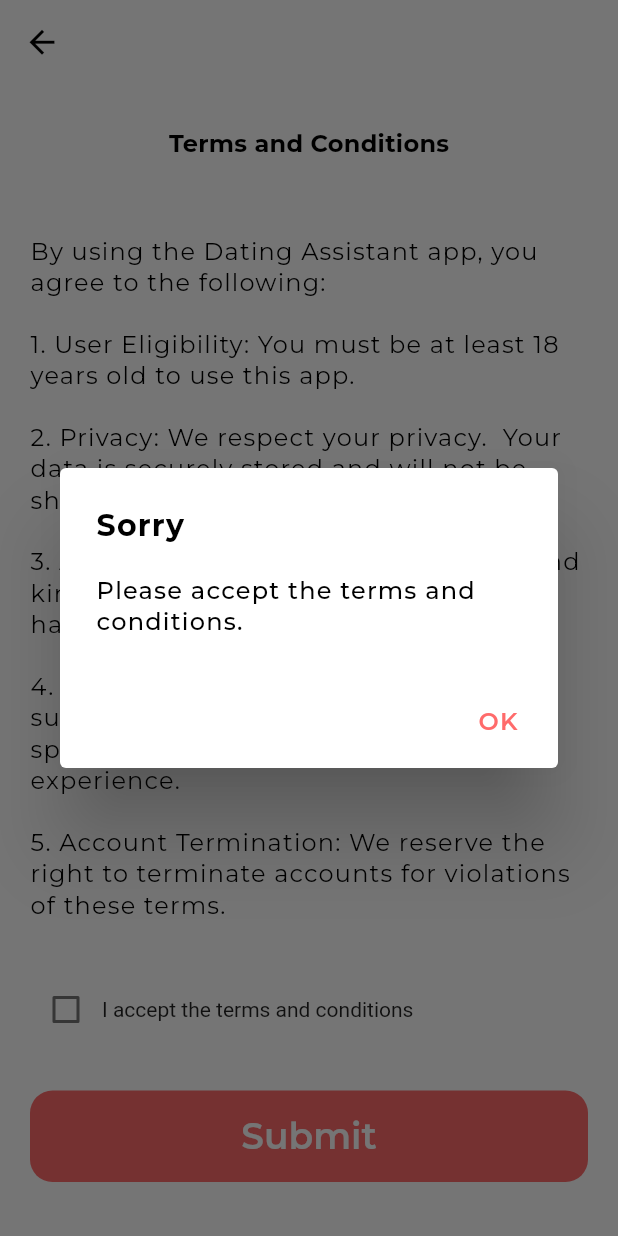
After one commit to hngx-org/dating-assistant-app, a Flutter app: the TermsAndConditons screen opened directly, after a tap on "Submit", on a phone screen of 412 x 824 dp. The commit adds this screen. Run offline on Flutter 3.47's test engine with Material 2 defaults, Android fonts, the phone set to English and light mode, and no system bars; our stand-ins replace flutter_riverpod, flutter_screenutil, google_fonts, riverpod_annotation; generated files the repository leaves out were written again.

Commit message:
completed terms and conditions ui

```diff
--- a/lib/features/application/views/dashbord.dart
+++ b/lib/features/application/views/dashbord.dart
@@ -10,7 +10,12 @@ class Dashboard extends ConsumerWidget {
   @override
   Widget build(BuildContext context, WidgetRef ref) {
     final indexProvider = ref.watch(dashboardNavIndexProvider);
-    return Container(
+    return WillPopScope(
+      // This ensures the user isn't able to navigate back to the screen layer before the dashbord
+      onWillPop: () async {
+        return false;
+      },
+      child: Container(
         color: Colors.white,
         child: Scaffold(
           backgroundColor: Colors.white,
@@ -36,7 +41,8 @@ class Dashboard extends ConsumerWidget {
               showUnselectedLabels: false,
               showSelectedLabels: false,
               selectedItemColor: ProjectColors.black,
-            unselectedItemColor: ProjectColors.grey,
+              unselectedItemColor: Colors.grey,
+            ),
           ),
         ),
       ),
--- a/lib/features/application/views/walk_through_screen.dart
+++ b/lib/features/application/views/walk_through_screen.dart
@@ -1,3 +1,4 @@
+import 'package:dating_assitant_app/features/sign_in/view/sign_in.dart';
 import 'package:flutter/material.dart';
 import 'package:flutter_screenutil/flutter_screenutil.dart';
 import 'package:dating_assitant_app/commons/widgets/button_widget.dart';
@@ -6,7 +7,6 @@ import 'package:dating_assitant_app/features/application/widgets/walk_through_co
 import 'package:dating_assitant_app/constants/images.dart';
 import 'package:dating_assitant_app/constants/strings.dart';
 
-import '../../sign_up/view/sign_up.dart';
 
 class WalkThroughScreen extends StatefulWidget {
   const WalkThroughScreen({super.key});
@@ -91,7 +91,7 @@ class _WalkThroughScreenState extends State<WalkThroughScreen> {
               buttonTitle: AppStrings.getStarted,
               onTap: () {
                 Navigator.pushReplacement(context,
-                    MaterialPageRoute(builder: (context) => const SignUp()));
+                    MaterialPageRoute(builder: (context) => const SignIn()));
               }),
         ),
       ],
--- a/lib/features/chat/view/chat.dart
+++ b/lib/features/chat/view/chat.dart
@@ -61,7 +61,9 @@ class _ChatScreenMainState extends State<ChatScreenMain> {
           ),
         ),
         backgroundColor: ProjectColors.white,
+        elevation: 0,
       ),
+      backgroundColor: ProjectColors.white,
       body: SafeArea(
         child: Column(
           children: [
--- a/lib/features/home/view/dating_home.dart
+++ b/lib/features/home/view/dating_home.dart
@@ -18,6 +18,7 @@ class _HomePageState extends State<HomePage> {
       appBar: AppBar(
         elevation: 0,
           backgroundColor: ProjectColors.white,
+          titleSpacing: -50,
           title: ListTile(
             leading: Image.asset(
               'assets/images/logo.png',
--- a/lib/features/profile/view/profile.dart
+++ b/lib/features/profile/view/profile.dart
@@ -1,6 +1,7 @@
 import 'package:dating_assitant_app/commons/utils/colors.dart';
 import 'package:dating_assitant_app/commons/widgets/custom_container.dart';
 import 'package:dating_assitant_app/commons/widgets/text_widgets.dart';
+import 'package:dating_assitant_app/features/terms&conditions/view/terms_and_conditions.dart';
 import 'package:dating_assitant_app/features/upgrade/view/upgrade.dart';
 import 'package:flutter/cupertino.dart';
 import 'package:flutter/material.dart';
@@ -50,6 +51,9 @@ class _ProfileState extends State<Profile> {
               ),
               const SizedBox(height: 25),
               customContainer(
+                onTap: () {
+                  Navigator.of(context).push(MaterialPageRoute(builder: (context) => const TermsAndConditons(),));
+                },
                 icon: CupertinoIcons.doc_text,
                 containerTitle: 'Terms and conditions',
               ),
--- /dev/null
+++ b/lib/features/terms&conditions/provider/checkbox_provider.dart
@@ -0,0 +1,13 @@
+import 'package:flutter_riverpod/flutter_riverpod.dart';
+
+final checkboxProvider = StateNotifierProvider<CheckboxNotifier, bool>((ref) {
+  return CheckboxNotifier();
+});
+
+class CheckboxNotifier extends StateNotifier<bool> {
+  CheckboxNotifier() : super(false);
+
+  void toggle() {
+    state = !state;
+  }
+}
--- /dev/null
+++ b/lib/features/terms&conditions/view/terms_and_conditions.dart
@@ -0,0 +1,83 @@
+import 'package:flutter/material.dart';
+
+import 'package:dating_assitant_app/commons/utils/colors.dart';
+import 'package:dating_assitant_app/commons/widgets/text_widgets.dart';
+import 'package:dating_assitant_app/features/terms&conditions/widgets/checkbox.dart';
+import 'package:dating_assitant_app/features/terms&conditions/widgets/conditions_text_widget.dart';
+
+class TermsAndConditons extends StatelessWidget {
+  const TermsAndConditons({super.key});
+
+  @override
+  Widget build(BuildContext context) {
+    return Scaffold(
+      appBar: AppBar(
+        leading: IconButton(
+          onPressed: () {
+            Navigator.of(context).pop();
+          },
+          icon: const Icon(
+            Icons.arrow_back,
+            size: 25,
+            color: ProjectColors.black,
+          ),
+        ),
+        backgroundColor: ProjectColors.white,
+        elevation: 0,
+      ),
+      backgroundColor: ProjectColors.white,
+      body: SafeArea(
+        child: Container(
+          padding: const EdgeInsets.only(top: 30, left: 20, right: 20),
+          child: const Column(
+            crossAxisAlignment: CrossAxisAlignment.start,
+            children: [
+              Center(
+                child: TextSize18(
+                  text: 'Terms and Conditions',
+                  color: ProjectColors.black,
+                  fontSize: 16,
+                  fontWeight: FontWeight.w700,
+                ),
+              ),
+              SizedBox(height: 50),
+              // Terms & Conditions
+              ConditionText(
+                text:
+                    'By using the Dating Assistant app, you agree to the following: ',
+              ),
+              SizedBox(height: 20),
+              ConditionText(
+                text:
+                    '1. User Eligibility: You must be at least 18 years old to use this app.',
+              ),
+              SizedBox(height: 20),
+              ConditionText(
+                text:
+                    '2. Privacy: We respect your privacy.  Your data is securely stored and will not be shared without your consent.',
+              ),
+              SizedBox(height: 20),
+              ConditionText(
+                text:
+                    '3. Appropriate Behavior Be respectful and kind in your interactions. Offensive or harmful behavior will not be tolerated.',
+              ),
+              SizedBox(height: 20),
+              ConditionText(
+                text:
+                    '4. Use at Your Own Risk: We provide suggestions but do not guarantee any specific outcomes in your dating experience.',
+              ),
+              SizedBox(height: 20),
+              ConditionText(
+                text:
+                    '5. Account Termination: We reserve the right to terminate accounts for violations of these terms.',
+              ),
+
+              // Check box
+              TermsCheckbox()
+            ],
+          ),
+        ),
+      ),
+    );
+  }
+}
--- /dev/null
+++ b/lib/features/terms&conditions/widgets/checkbox.dart
@@ -0,0 +1,107 @@
+import 'package:dating_assitant_app/commons/utils/colors.dart';
+import 'package:dating_assitant_app/features/application/views/dashbord.dart';
+import 'package:dating_assitant_app/features/terms&conditions/widgets/conditions_text_widget.dart';
+import 'package:flutter/material.dart';
+
+import 'package:dating_assitant_app/commons/widgets/button_widget.dart';
+import 'package:dating_assitant_app/features/profile/view/profile.dart';
+import 'package:flutter_riverpod/flutter_riverpod.dart';
+import '../provider/checkbox_provider.dart';
+
+class TermsCheckbox extends ConsumerWidget {
+  const TermsCheckbox({super.key});
+
+  @override
+  Widget build(BuildContext context, WidgetRef ref) {
+    final isChecked = ref.watch(checkboxProvider);
+    return Expanded(
+      child: Column(
+        mainAxisAlignment: MainAxisAlignment.center,
+        children: [
+          Row(
+            children: [
+              Checkbox(
+                value: isChecked,
+                onChanged: (value) {
+                  ref.read(checkboxProvider.notifier).toggle();
+                },
+              ),
+              const Text('I accept the terms and conditions'),
+            ],
+          ),
+          const SizedBox(height: 30),
+          appButton(
+            onTap: () {
+              if (isChecked) {
+                // If the checkbox is checked, display an alertdialog.
+                showDialog(
+                  context: context,
+                  builder: (context) {
+                    return AlertDialog(
+                      title: const ConditionText(
+                        text: 'Success',
+                        fontWeight: FontWeight.w700,
+                        fontSize: 20,
+                      ),
+                      content: const ConditionText(
+                        text: 'You accepted the terms and conditions.',
+                        fontWeight: FontWeight.w500,
+                      ),
+                      actions: [
+                        TextButton(
+                          onPressed: () {
+                            Navigator.of(context).pushReplacement(
+                              MaterialPageRoute(
+                                builder: (context) => const Dashboard(),
+                              ),
+                            );
+                          },
+                          child: const ConditionText(
+                            text: 'OK',
+                            fontWeight: FontWeight.w600,
+                            color: ProjectColors.pink,
+                          ),
+                        ),
+                      ],
+                    );
+                  },
+                );
+              } else {
+                // If the checkbox is not checked.
+                showDialog(
+                  context: context,
+                  builder: (context) {
+                    return AlertDialog(
+                      title: const ConditionText(
+                        text: 'Sorry',
+                        fontWeight: FontWeight.w700,
+                        fontSize: 20,
+                      ),
+                      content: const ConditionText(
+                        text: 'Please accept the terms and conditions.',
+                        fontWeight: FontWeight.w500,
+                      ),
+                      actions: [
+                        TextButton(
+                          onPressed: () {
+                            Navigator.of(context).pop();
+                          },
+                          child: const ConditionText(
+                            text: 'OK',
+                            fontWeight: FontWeight.w600,
+                            color: ProjectColors.pink,
+                          ),
+                        ),
+                      ],
+                    );
+                  },
+                );
+              }
+            },
+            buttonTitle: 'Submit',
+          )
+        ],
+      ),
+    );
+  }
+}
--- /dev/null
+++ b/lib/features/terms&conditions/widgets/conditions_text_widget.dart
@@ -0,0 +1,33 @@
+import 'package:flutter/material.dart';
+
+import 'package:dating_assitant_app/commons/utils/colors.dart';
+import 'package:google_fonts/google_fonts.dart';
+
+class ConditionText extends StatelessWidget {
+  final String text;
+  final Color color;
+  final FontWeight fontWeight;
+  final double fontSize;
+  const ConditionText({
+    super.key,
+    this.text = '',
+    this.color = ProjectColors.black,
+    this.fontWeight = FontWeight.w400,
+    this.fontSize = 16,
+  });
+
+  @override
+  Widget build(BuildContext context) {
+    return Text(
+      text,
+      style: GoogleFonts.montserrat(
+        fontSize: fontSize,
+        color: color,
+        fontWeight: fontWeight,
+        fontStyle: FontStyle.normal,
+        letterSpacing: 0.8,
+        height: 1.3,
+      ),
+    );
+  }
+}
--- a/lib/features/upgrade/view/upgrade.dart
+++ b/lib/features/upgrade/view/upgrade.dart
@@ -23,6 +23,7 @@ class Upgrade extends StatelessWidget {
           ),
         ),
         backgroundColor: ProjectColors.white,
+        elevation: 0,
       ),
       backgroundColor: ProjectColors.white,
       body: SafeArea(
@@ -60,9 +61,11 @@ class Upgrade extends StatelessWidget {
               ),
               appButton(
                 onTap: () {
-                  Navigator.of(context).push(MaterialPageRoute(
-                    builder: (context) => const PaymentDetail(),
-                  ));
+                  Navigator.of(context).push(
+                    MaterialPageRoute(
+                      builder: (context) => const PaymentDetail(),
+                    ),
+                  );
                 },
                 buttonTitle: 'Continue',
               )
--- a/lib/main.dart
+++ b/lib/main.dart
@@ -20,10 +20,10 @@ class DatingAssistantApp extends StatelessWidget {
       splitScreenMode: true,
       builder: (context, child) {
         return const MaterialApp(
-            home: ChatScreenMain(),
-            // SplashScreen(),
+          home: SplashScreen(),
           debugShowCheckedModeBanner: false,
         );
-        });
+      },
+    );
   }
 }
```
Lines whose indentation alone changed are shown as unchanged.
